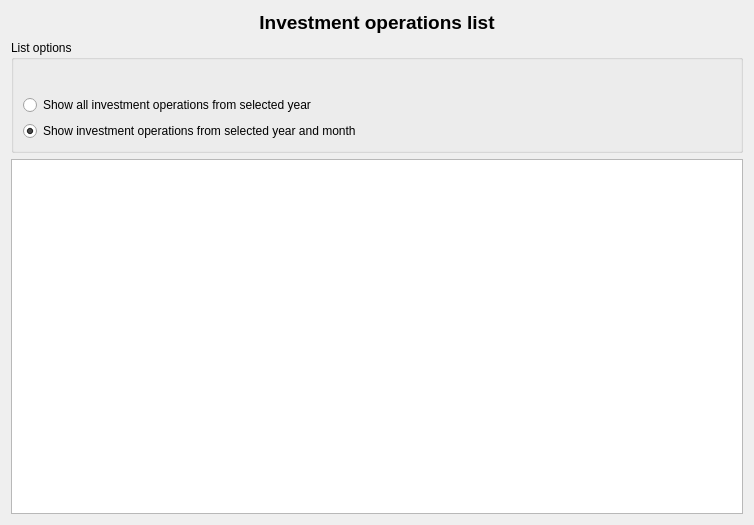
turulomio/xulpymoney, file ui/wdgInvestmentsOperations.ui: the form before one commit.
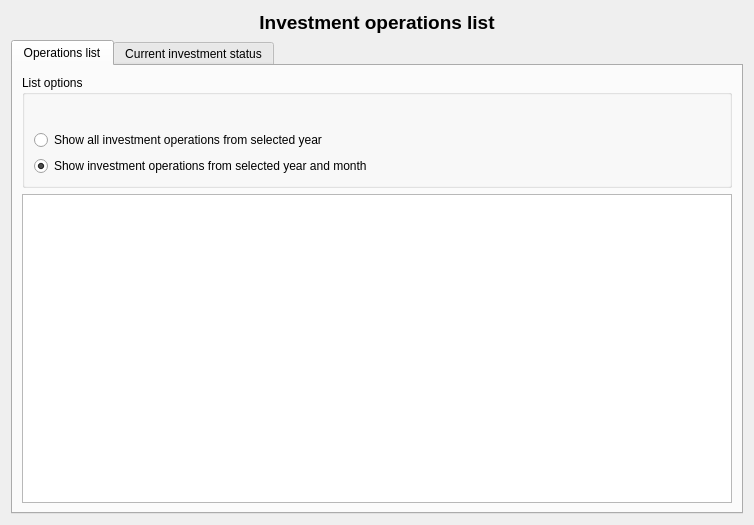
The form after the commit. The open tabs and pages were chosen to show the change. Icons and pictures are not drawn. Custom widgets are drawn as their Qt base class.

Commit message: PuntoVenta now exclude less than a year operations

What changed in the file:
```diff
--- a/ui/wdgInvestmentsOperations.ui
+++ b/ui/wdgInvestmentsOperations.ui
@@ -31,6 +31,18 @@
       </widget>
      </item>
      <item>
+      <widget class="QTabWidget" name="tabWidget">
+       <property name="currentIndex">
+        <number>1</number>
+       </property>
+       <widget class="QWidget" name="tab">
+        <attribute name="title">
+         <string>Operations list</string>
+        </attribute>
+        <layout class="QHBoxLayout" name="horizontalLayout_4">
+         <item>
+          <layout class="QVBoxLayout" name="verticalLayout_3">
+           <item>
       <widget class="QGroupBox" name="groupBox">
        <property name="title">
         <string>List options</string>
@@ -113,6 +125,22 @@
        <attribute name="verticalHeaderVisible">
         <bool>false</bool>
        </attribute>
+            </widget>
+           </item>
+          </layout>
+         </item>
+        </layout>
+       </widget>
+       <widget class="QWidget" name="tab_2">
+        <attribute name="title">
+         <string>Current investment status</string>
+        </attribute>
+        <layout class="QHBoxLayout" name="horizontalLayout_5">
+         <item>
+          <widget class="QTableWidget" name="tblCurrent"/>
+         </item>
+        </layout>
+       </widget>
       </widget>
      </item>
     </layout>
```
Lines whose indentation alone changed are shown as unchanged. The commit also changes 8 other files.
